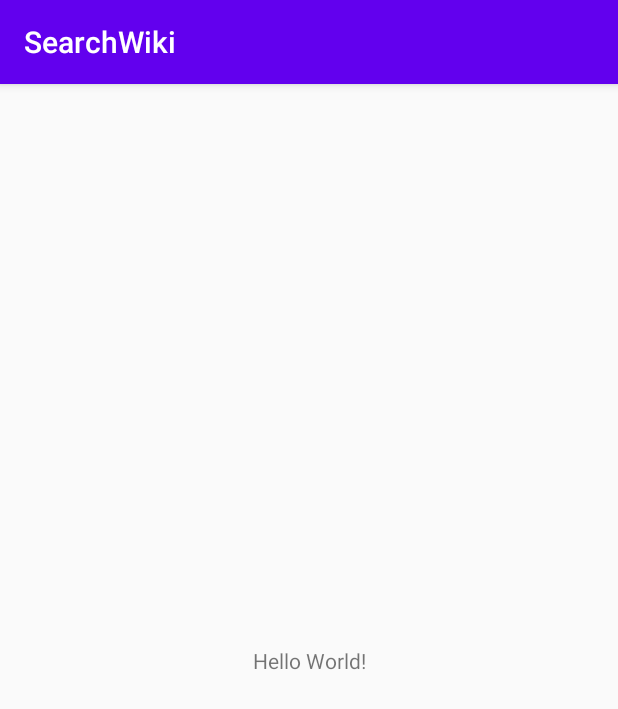
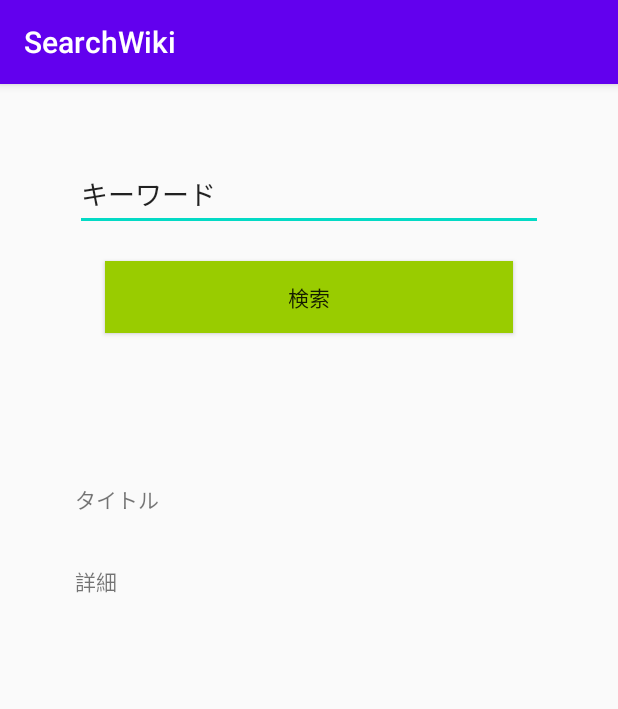
Before and after one commit to Kuma-deve/SearchWiki, an Android app: the screen it shows after launch (MainActivity), on a phone screen of 412 x 824 dp. Shown: the top 709 px of the screen. Run offline under Robolectric (Android 15) with nearby library versions, the phone set to English and light mode, and no system bars.

Commit message:
検索実装

```diff
--- a/app/build.gradle
+++ b/app/build.gradle
@@ -33,7 +33,6 @@ android {
 
 dependencies {
     implementation "org.jetbrains.kotlinx:kotlinx-coroutines-android:1.6.0"
-    implementation "androidx.lifecycle:lifecycle-runtime-ktx:2.4.0"
     implementation 'com.android.support:appcompat-v7:28.0.0'
     implementation 'com.android.support.constraint:constraint-layout:2.0.4'
     testImplementation 'junit:junit:4.+'
--- a/app/src/main/AndroidManifest.xml
+++ b/app/src/main/AndroidManifest.xml
@@ -1,7 +1,7 @@
 <?xml version="1.0" encoding="utf-8"?>
 <manifest xmlns:android="http://schemas.android.com/apk/res/android"
     package="com.takuma.searchwiki">
-
+    <uses-permission android:name="android.permission.INTERNET"/>
     <application
         android:allowBackup="true"
         android:icon="@mipmap/ic_launcher"
--- a/app/src/main/res/layout/activity_main.xml
+++ b/app/src/main/res/layout/activity_main.xml
@@ -4,15 +4,60 @@
     xmlns:tools="http://schemas.android.com/tools"
     android:layout_width="match_parent"
     android:layout_height="match_parent"
+    android:padding="50dp"
     tools:context=".MainActivity">
 
+    <EditText
+        android:id="@+id/keyword_text"
+        android:layout_width="match_parent"
+        android:layout_height="wrap_content"
+        android:ems="10"
+        android:inputType="textPersonName"
+        android:minHeight="48dp"
+        android:text="@string/keyword"
+        app:layout_constraintBottom_toBottomOf="parent"
+        app:layout_constraintEnd_toEndOf="parent"
+        app:layout_constraintHorizontal_bias="0.292"
+        app:layout_constraintStart_toStartOf="parent"
+        app:layout_constraintTop_toTopOf="parent"
+        app:layout_constraintVertical_bias="0.0" />
+
+    <Button
+        android:background="@android:color/holo_green_light"
+        android:id="@+id/do_search"
+        android:layout_width="0dp"
+        android:layout_height="wrap_content"
+        android:layout_margin="20dp"
+        android:text="@string/search_text"
+        app:layout_constraintBottom_toBottomOf="parent"
+        app:layout_constraintEnd_toEndOf="parent"
+        app:layout_constraintStart_toStartOf="parent"
+        app:layout_constraintTop_toBottomOf="@+id/keyword_text"
+        app:layout_constraintVertical_bias="0.0" />
+
+    <Space
+        android:id="@+id/space"
+        android:layout_width="wrap_content"
+        android:layout_height="100dp"
+        app:layout_constraintEnd_toEndOf="parent"
+        app:layout_constraintStart_toStartOf="parent"
+        app:layout_constraintTop_toBottomOf="@+id/do_search" />
+
     <TextView
+        android:id="@+id/title_text"
         android:layout_width="wrap_content"
         android:layout_height="wrap_content"
-        android:text="Hello World!"
+        android:text="タイトル"
+        app:layout_constraintStart_toStartOf="parent"
+        app:layout_constraintTop_toBottomOf="@+id/space" />
+
+    <TextView
+        android:id="@+id/extract_text"
+        android:layout_width="wrap_content"
+        android:layout_height="wrap_content"
+        android:text="詳細"
         app:layout_constraintBottom_toBottomOf="parent"
-        app:layout_constraintLeft_toLeftOf="parent"
-        app:layout_constraintRight_toRightOf="parent"
-        app:layout_constraintTop_toTopOf="parent" />
-
+        app:layout_constraintStart_toStartOf="parent"
+        app:layout_constraintTop_toBottomOf="@+id/title_text"
+        app:layout_constraintVertical_bias="0.081" />
 </android.support.constraint.ConstraintLayout>
--- a/app/src/main/res/values/strings.xml
+++ b/app/src/main/res/values/strings.xml
@@ -1,3 +1,5 @@
 <resources>
     <string name="app_name">SearchWiki</string>
+    <string name="search_text">検索</string>
+    <string name="keyword">キーワード</string>
 </resources>
```
Also changed, not shown: app/src/main/java/com/takuma/searchwiki/MainActivity.kt (+60 -0 lines).
